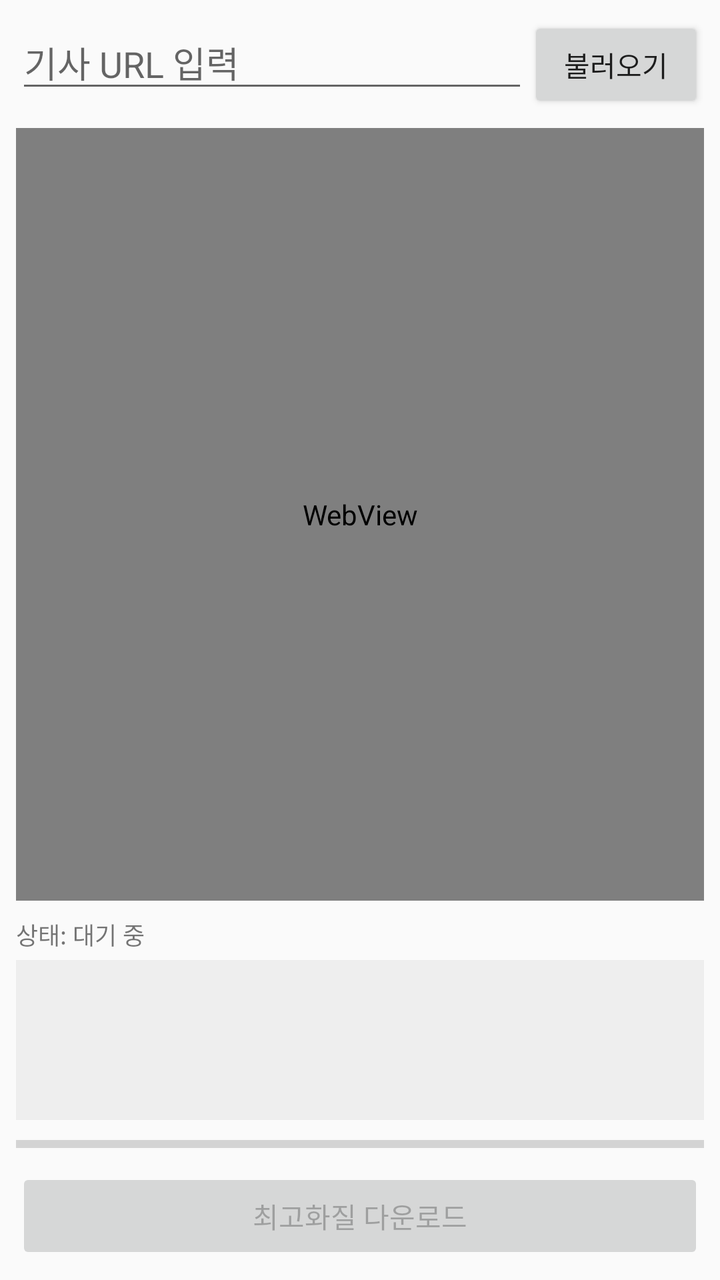
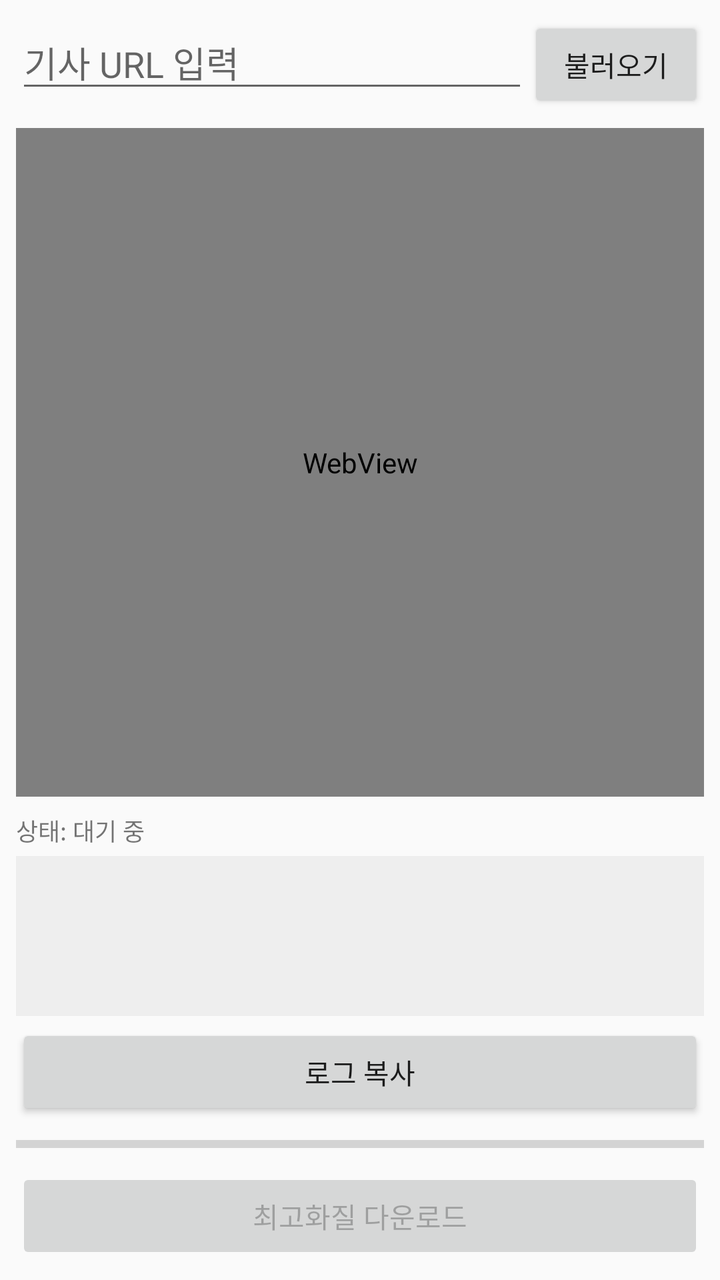

Before-and-after screenshots of an Android layout around one commit, followed by the original layout XML and the change that was made.
<!-- AndroidManifest.xml: application theme Theme.AppCompat.DayNight.NoActionBar -->
<!-- res/layout/activity_main.xml -->
<?xml version="1.0" encoding="utf-8"?>
<LinearLayout xmlns:android="http://schemas.android.com/apk/res/android"
    android:layout_width="match_parent"
    android:layout_height="match_parent"
    android:orientation="vertical"
    android:padding="8dp">

    <LinearLayout
        android:layout_width="match_parent"
        android:layout_height="wrap_content"
        android:orientation="horizontal">

        <EditText
            android:id="@+id/urlInput"
            android:layout_width="0dp"
            android:layout_height="wrap_content"
            android:layout_weight="1"
            android:hint="기사 URL 입력"
            android:inputType="textUri"
            android:autofillHints="" />

        <Button
            android:id="@+id/loadButton"
            android:layout_width="wrap_content"
            android:layout_height="wrap_content"
            android:text="불러오기" />
    </LinearLayout>

    <WebView
        android:id="@+id/webView"
        android:layout_width="match_parent"
        android:layout_height="0dp"
        android:layout_weight="1"
        android:layout_marginTop="8dp" />

    <TextView
        android:id="@+id/statusText"
        android:layout_width="match_parent"
        android:layout_height="wrap_content"
        android:layout_marginTop="8dp"
        android:text="상태: 대기 중"
        android:textSize="12sp" />

    <ScrollView
        android:layout_width="match_parent"
        android:layout_height="80dp"
        android:layout_marginTop="4dp"
        android:background="#EEEEEE">

        <TextView
            android:id="@+id/logText"
            android:layout_width="match_parent"
            android:layout_height="wrap_content"
            android:padding="4dp"
            android:textSize="10sp" />
    </ScrollView>

    <ProgressBar
        android:id="@+id/progressBar"
        style="?android:attr/progressBarStyleHorizontal"
        android:layout_width="match_parent"
        android:layout_height="wrap_content"
        android:layout_marginTop="4dp"
        android:max="100" />

    <Button
        android:id="@+id/downloadButton"
        android:layout_width="match_parent"
        android:layout_height="wrap_content"
        android:layout_marginTop="4dp"
        android:text="최고화질 다운로드"
        android:enabled="false" />

</LinearLayout>
<!-- resources referenced by this layout -->
<resources>

</resources>

<!-- the commit's change to res/layout/activity_main.xml (unified diff, before → after) -->
@@ -52,8 +52,16 @@
             android:layout_width="match_parent"
             android:layout_height="wrap_content"
             android:padding="4dp"
-            android:textSize="10sp" />
+            android:textSize="10sp"
+            android:textIsSelectable="true" />
     </ScrollView>
+
+    <Button
+        android:id="@+id/copyLogButton"
+        android:layout_width="match_parent"
+        android:layout_height="wrap_content"
+        android:layout_marginTop="4dp"
+        android:text="로그 복사" />
 
     <ProgressBar
         android:id="@+id/progressBar"
